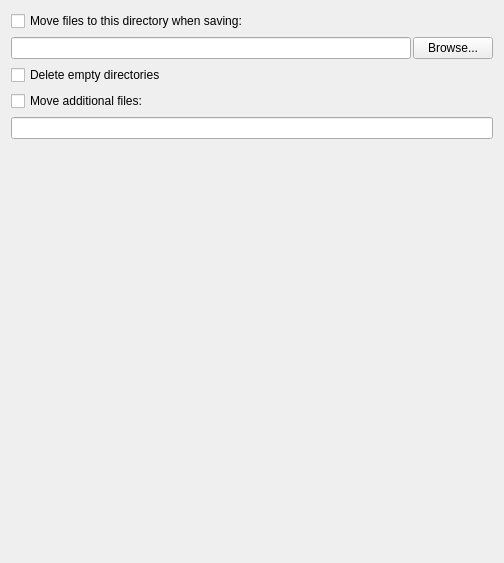
Above: ui/options_moving.ui from metabrainz/picard before the change. Below: the same form after it.
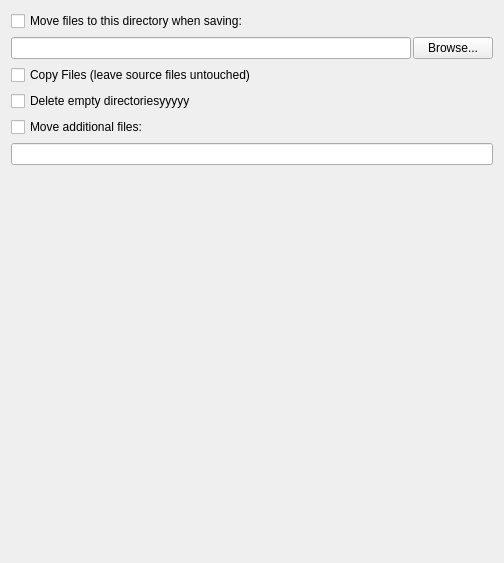
That is the form after the change.

Commit message: PICARD-183 - Add Option to copy files and leave source files unattached

```diff
--- a/ui/options_moving.ui
+++ b/ui/options_moving.ui
@@ -23,10 +23,10 @@
      </property>
     </spacer>
    </item>
-   <item row="5" column="0" >
+   <item row="6" column="0" >
     <widget class="QLineEdit" name="move_additional_files_pattern" />
    </item>
-   <item row="4" column="0" >
+   <item row="5" column="0" >
     <widget class="QCheckBox" name="move_additional_files" >
      <property name="text" >
       <string>Move additional files:</string>
@@ -53,10 +53,17 @@
      </item>
     </layout>
    </item>
-   <item row="3" column="0" >
+   <item row="4" column="0" >
     <widget class="QCheckBox" name="delete_empty_dirs" >
      <property name="text" >
-      <string>Delete empty directories</string>
+      <string>Delete empty directoriesyyyyy</string>
+     </property>
+    </widget>
+   </item>
+   <item row="3" column="0" >
+    <widget class="QCheckBox" name="copy_files" >
+     <property name="text" >
+      <string>Copy Files (leave source files untouched)</string>
      </property>
     </widget>
    </item>
```
The commit also changes 3 other files.
